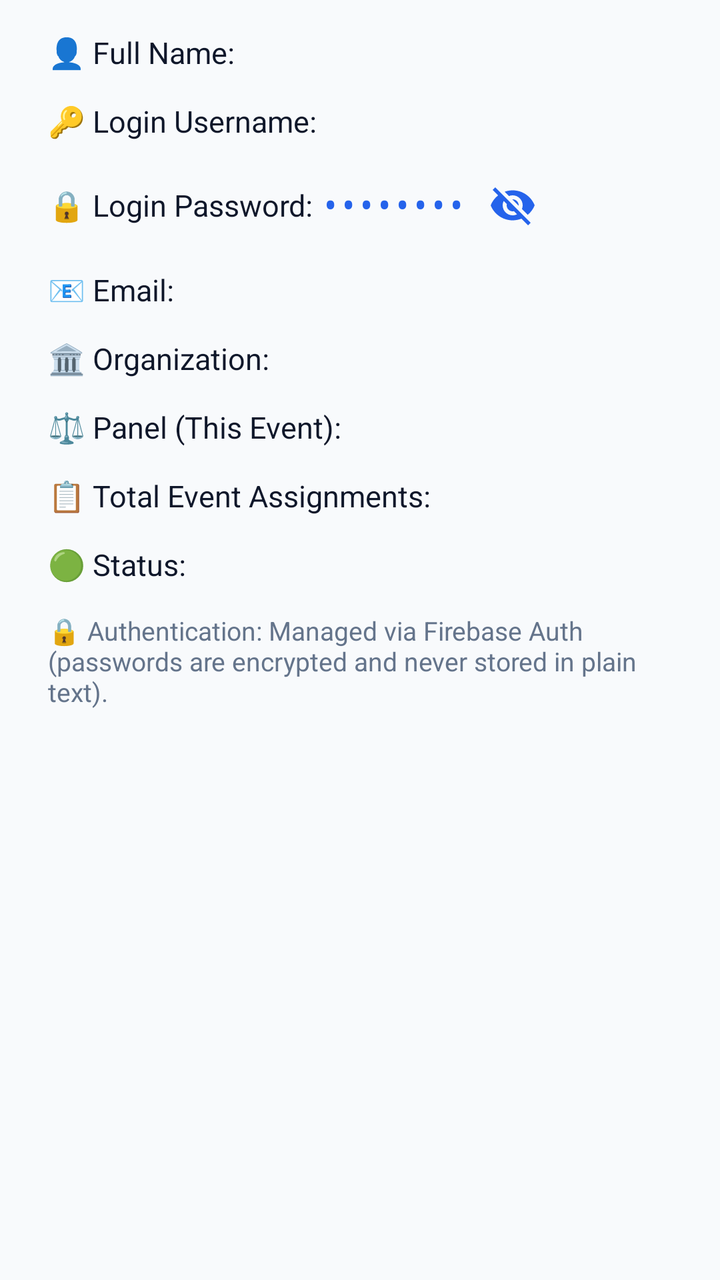
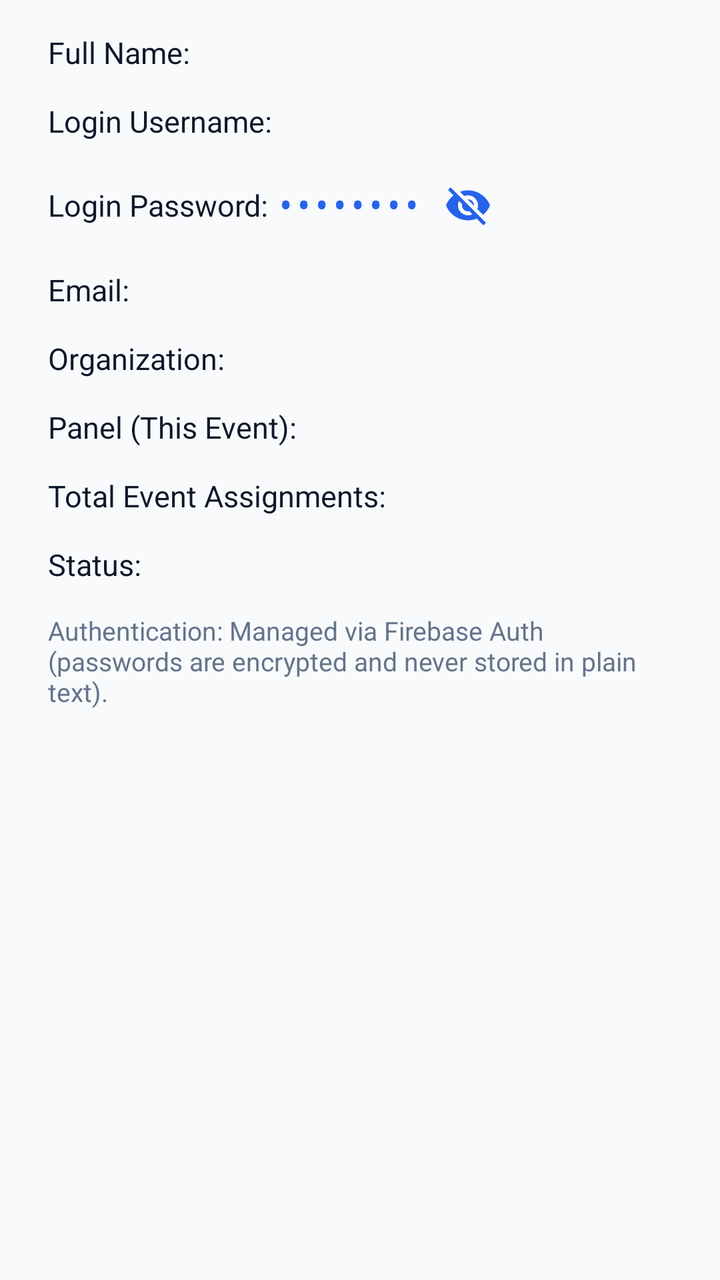

Two renders of the same Android screen: before a commit and after it. Below are the layout's source before the change and the commit's diff.
<!-- AndroidManifest.xml: application theme Theme.Judgex -->
<!-- res/layout/dialog_judge_details.xml -->
<?xml version="1.0" encoding="utf-8"?>
<ScrollView xmlns:android="http://schemas.android.com/apk/res/android"
    android:layout_width="match_parent"
    android:layout_height="wrap_content"
    android:fadeScrollbars="false">

    <LinearLayout
        android:layout_width="match_parent"
        android:layout_height="wrap_content"
        android:orientation="vertical"
        android:paddingHorizontal="24dp"
        android:paddingTop="16dp"
        android:paddingBottom="12dp">

        <TextView
            android:id="@+id/tvDetailsJudgeName"
            android:layout_width="match_parent"
            android:layout_height="wrap_content"
            android:layout_marginBottom="14dp"
            android:text="👤 Full Name: "
            android:textColor="@color/text_primary"
            android:textSize="15sp" />

        <TextView
            android:id="@+id/tvDetailsUsername"
            android:layout_width="match_parent"
            android:layout_height="wrap_content"
            android:layout_marginBottom="14dp"
            android:text="🔑 Login Username: "
            android:textColor="@color/text_primary"
            android:textSize="15sp" />

        <LinearLayout
            android:id="@+id/llDetailsPasswordRow"
            android:layout_width="match_parent"
            android:layout_height="wrap_content"
            android:layout_marginBottom="14dp"
            android:gravity="center_vertical"
            android:orientation="horizontal">

            <TextView
                android:layout_width="wrap_content"
                android:layout_height="wrap_content"
                android:text="🔒 Login Password: "
                android:textColor="@color/text_primary"
                android:textSize="15sp" />

            <TextView
                android:id="@+id/tvDetailsPasswordValue"
                android:layout_width="wrap_content"
                android:layout_height="wrap_content"
                android:fontFamily="monospace"
                android:text="••••••••"
                android:textColor="@color/accent"
                android:textSize="15sp"
                android:textStyle="bold" />

            <ImageButton
                android:id="@+id/btnDetailsTogglePassword"
                android:layout_width="36dp"
                android:layout_height="36dp"
                android:layout_marginStart="6dp"
                android:background="?attr/selectableItemBackgroundBorderless"
                android:contentDescription="Toggle Password Visibility"
                android:padding="6dp"
                android:scaleType="fitCenter"
                android:src="@drawable/ic_visibility_off" />

        </LinearLayout>

        <TextView
            android:id="@+id/tvDetailsEmail"
            android:layout_width="match_parent"
            android:layout_height="wrap_content"
            android:layout_marginBottom="14dp"
            android:text="📧 Email: "
            android:textColor="@color/text_primary"
            android:textSize="15sp" />

        <TextView
            android:id="@+id/tvDetailsOrganization"
            android:layout_width="match_parent"
            android:layout_height="wrap_content"
            android:layout_marginBottom="14dp"
            android:text="🏛️ Organization: "
            android:textColor="@color/text_primary"
            android:textSize="15sp" />

        <TextView
            android:id="@+id/tvDetailsPanel"
            android:layout_width="match_parent"
            android:layout_height="wrap_content"
            android:layout_marginBottom="14dp"
            android:text="⚖️ Panel (This Event): "
            android:textColor="@color/text_primary"
            android:textSize="15sp" />

        <TextView
            android:id="@+id/tvDetailsAssignments"
            android:layout_width="match_parent"
            android:layout_height="wrap_content"
            android:layout_marginBottom="14dp"
            android:text="📋 Total Event Assignments: "
            android:textColor="@color/text_primary"
            android:textSize="15sp" />

        <TextView
            android:id="@+id/tvDetailsStatus"
            android:layout_width="match_parent"
            android:layout_height="wrap_content"
            android:layout_marginBottom="14dp"
            android:text="🟢 Status: "
            android:textColor="@color/text_primary"
            android:textSize="15sp" />

        <TextView
            android:id="@+id/tvDetailsAuthNote"
            android:layout_width="match_parent"
            android:layout_height="wrap_content"
            android:layout_marginBottom="6dp"
            android:text="🔒 Authentication: Managed via Firebase Auth (passwords are encrypted and never stored in plain text)."
            android:textColor="@color/text_secondary"
            android:textSize="13sp" />

    </LinearLayout>

</ScrollView>
<!-- resources referenced by this layout -->
<resources>
  <color name="accent">#2563EB</color>
  <color name="text_primary">#0F172A</color>
  <color name="text_secondary">#64748B</color>
  <!-- drawable ic_visibility_off (drawable) -->
  <vector xmlns:android="http://schemas.android.com/apk/res/android"
      android:width="22dp"
      android:height="22dp"
      android:viewportWidth="24"
      android:viewportHeight="24"
      android:tint="@color/accent">
      <path
          android:fillColor="@android:color/white"
          android:pathData="M12,7c2.76,0 5,2.24 5,5 0,0.65 -0.13,1.26 -0.36,1.82l2.92,2.92c1.51,-1.26 2.7,-2.89 3.44,-4.74 -1.73,-4.39 -6,-7.5 -11,-7.5 -1.4,0 -2.74,0.25 -3.98,0.7l2.16,2.16C10.74,7.13 11.35,7 12,7zM2,4.27l2.28,2.28 0.46,0.46C3.08,8.3 1.78,10.02 1,12c1.73,4.39 6,7.5 11,7.5 1.55,0 3.03,-0.3 4.38,-0.84l0.42,0.42L19.73,22 21,20.73 3.27,3 2,4.27zM7.53,9.8l1.55,1.55c-0.05,0.21 -0.08,0.43 -0.08,0.65 0,1.66 1.34,3 3,3 0.22,0 0.44,-0.03 0.65,-0.08l1.55,1.55c-0.67,0.33 -1.41,0.53 -2.2,0.53 -2.76,0 -5,-2.24 -5,-5 0,-0.79 0.2,-1.53 0.53,-2.2zM11.84,9.02l3.15,3.15 0.02,-0.16c0,-1.66 -1.34,-3 -3,-3l-0.17,0.01z"/>
  </vector>
  <style name="Theme.Judgex" parent="Theme.Material3.DayNight.NoActionBar">
          
          <item name="colorPrimary">@color/accent</item>
          <item name="colorPrimaryVariant">@color/primary_dark</item>
          <item name="colorOnPrimary">@color/white</item>
          
          <item name="colorSecondary">@color/accent_light</item>
          <item name="colorSecondaryVariant">@color/accent</item>
          <item name="colorOnSecondary">@color/white</item>
          
          <item name="android:statusBarColor">@color/primary</item>
          <item name="android:windowLightStatusBar">false</item>
          
          <item name="android:windowBackground">@color/background</item>
      </style>
  <color name="primary_dark">#020617</color>
  <color name="white">#FFFFFF</color>
  <color name="accent_light">#3B82F6</color>
  <color name="primary">#0F172A</color>
  <color name="background">#F8FAFC</color>
</resources>

<!-- the commit's change to res/layout/dialog_judge_details.xml (unified diff, before → after) -->
@@ -17,7 +17,7 @@
             android:layout_width="match_parent"
             android:layout_height="wrap_content"
             android:layout_marginBottom="14dp"
-            android:text="👤 Full Name: "
+            android:text="Full Name: "
             android:textColor="@color/text_primary"
             android:textSize="15sp" />
 
@@ -26,7 +26,7 @@
             android:layout_width="match_parent"
             android:layout_height="wrap_content"
             android:layout_marginBottom="14dp"
-            android:text="🔑 Login Username: "
+            android:text="Login Username: "
             android:textColor="@color/text_primary"
             android:textSize="15sp" />
 
@@ -41,7 +41,7 @@
             <TextView
                 android:layout_width="wrap_content"
                 android:layout_height="wrap_content"
-                android:text="🔒 Login Password: "
+                android:text="Login Password: "
                 android:textColor="@color/text_primary"
                 android:textSize="15sp" />
 
@@ -73,7 +73,7 @@
             android:layout_width="match_parent"
             android:layout_height="wrap_content"
             android:layout_marginBottom="14dp"
-            android:text="📧 Email: "
+            android:text="Email: "
             android:textColor="@color/text_primary"
             android:textSize="15sp" />
 
@@ -82,7 +82,7 @@
             android:layout_width="match_parent"
             android:layout_height="wrap_content"
             android:layout_marginBottom="14dp"
-            android:text="🏛️ Organization: "
+            android:text="Organization: "
             android:textColor="@color/text_primary"
             android:textSize="15sp" />
 
@@ -91,7 +91,7 @@
             android:layout_width="match_parent"
             android:layout_height="wrap_content"
             android:layout_marginBottom="14dp"
-            android:text="⚖️ Panel (This Event): "
+            android:text="Panel (This Event): "
             android:textColor="@color/text_primary"
             android:textSize="15sp" />
 
@@ -100,7 +100,7 @@
             android:layout_width="match_parent"
             android:layout_height="wrap_content"
             android:layout_marginBottom="14dp"
-            android:text="📋 Total Event Assignments: "
+            android:text="Total Event Assignments: "
             android:textColor="@color/text_primary"
             android:textSize="15sp" />
 
@@ -109,7 +109,7 @@
             android:layout_width="match_parent"
             android:layout_height="wrap_content"
             android:layout_marginBottom="14dp"
-            android:text="🟢 Status: "
+            android:text="Status: "
             android:textColor="@color/text_primary"
             android:textSize="15sp" />
 
@@ -118,7 +118,7 @@
             android:layout_width="match_parent"
             android:layout_height="wrap_content"
             android:layout_marginBottom="6dp"
-            android:text="🔒 Authentication: Managed via Firebase Auth (passwords are encrypted and never stored in plain text)."
+            android:text="Authentication: Managed via Firebase Auth (passwords are encrypted and never stored in plain text)."
             android:textColor="@color/text_secondary"
             android:textSize="13sp" />
 
